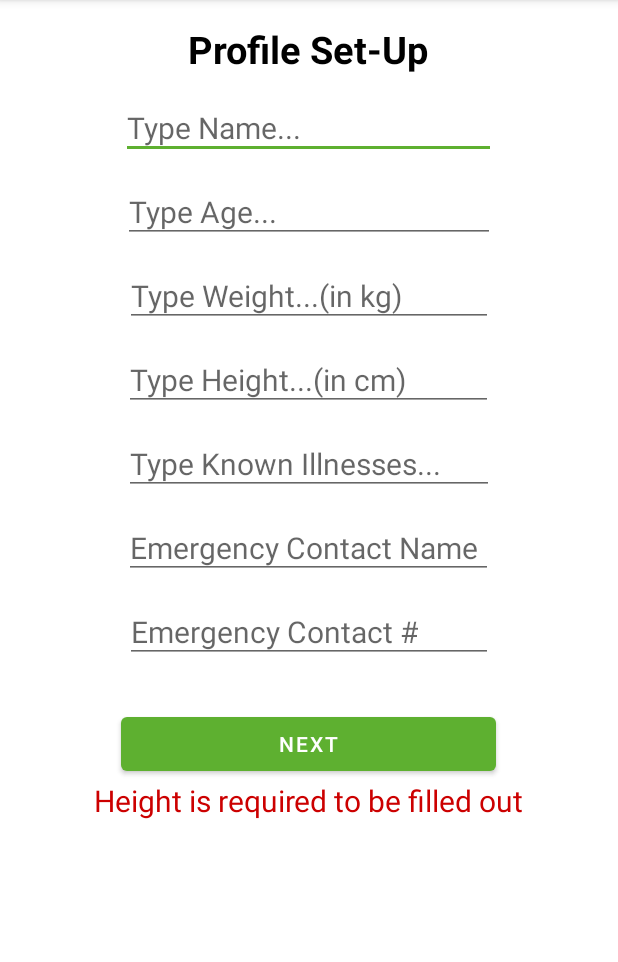
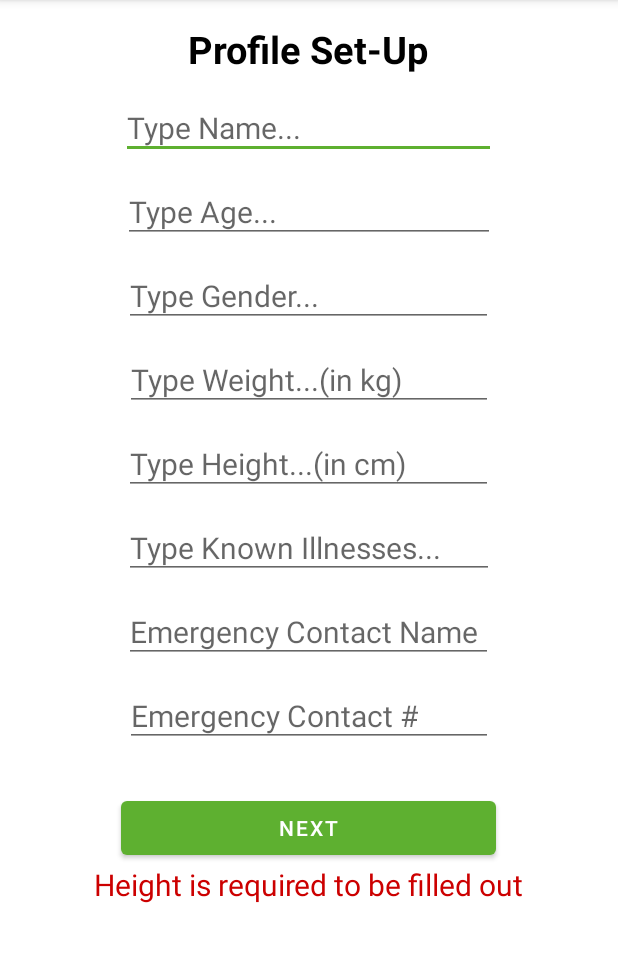
Before and after one commit to AS-Coope/RespalyzerProject, an Android app: the screen it shows after launch (MainActivity), after a tap on "NEXT", on a phone screen of 412 x 824 dp, the part 84-1046 px from its top. Run offline under Robolectric (Android 15) with nearby library versions, the phone set to English and light mode, and no system bars.

Commit message:
Added Gender Component to User Data

```diff
--- a/app/src/main/java/com/example/respalyzerproject/MainActivity.kt
+++ b/app/src/main/java/com/example/respalyzerproject/MainActivity.kt
@@ -16,6 +16,7 @@ class MainActivity : AppCompatActivity() {
         // references to the various widgets on (from the activity_main file)
         val userName = findViewById<EditText>(R.id.userNameField)
         val userAge = findViewById<EditText>(R.id.userAge)
+        val userGender = findViewById<EditText>(R.id.userGender)
         val userWeight = findViewById<EditText>(R.id.userWeight)
         val userHeight = findViewById<EditText>(R.id.userHeight)
         val knownIllnesses = findViewById<EditText>(R.id.userKnownIllnesses)
@@ -33,12 +34,15 @@ class MainActivity : AppCompatActivity() {
 
             // checking to ensure all the required fields are filled before submission
             displayUser.text = ""
-            if (userName.getText().toString() == "" || userAge.getText().toString() == "" || userWeight.getText().toString() == "" || userHeight.getText().toString() == ""){
+            if (userName.getText().toString() == "" || userAge.getText().toString() == "" || userGender.getText().toString() == "" || userWeight.getText().toString() == "" || userHeight.getText().toString() == ""){
                 if (userName.getText().toString() == ""){
                     displayUser.text = "Name is required to be filled out"
                 }
                 if (userAge.getText().toString() == "" ){
                     displayUser.text = "Age is required to be filled out"
+                }
+                if (userGender.getText().toString() == ""){
+                    displayUser.text = "Gender is required to be filled out"
                 }
                 if (userWeight.getText().toString() == "" ){
                     displayUser.text = "Weight is required to be filled out"
@@ -57,6 +61,7 @@ class MainActivity : AppCompatActivity() {
                     // putExtra allows the passing of data from one activity to the next using an Intent
                     it.putExtra("EXTRA_USERNAME", userName.text.toString())
                     it.putExtra("EXTRA_USERAGE", userAge.text.toString().toInt())
+                    it.putExtra("EXTRA_USERGENDER", userGender.text.toString())
                     it.putExtra("EXTRA_USERWEIGHT", userWeight.text.toString().toFloat())
                     it.putExtra("EXTRA_USERHEIGHT", userHeight.text.toString().toFloat())
                     it.putExtra("EXTRA_KNOWNILLNESSES", knownIllnesses.text.toString())
--- a/app/src/main/java/com/example/respalyzerproject/WelcomeScreenActivity.kt
+++ b/app/src/main/java/com/example/respalyzerproject/WelcomeScreenActivity.kt
@@ -13,6 +13,7 @@ class WelcomeScreenActivity : AppCompatActivity() {
 
         val pUserName = intent.getStringExtra("EXTRA_USERNAME")
         val pUserAge = intent.getIntExtra("EXTRA_USERAGE", 0)
+        val pUserGender = intent.getStringExtra("EXTRA_USERGENDER")
         val pUserWeight = intent.getFloatExtra("EXTRA_USERWEIGHT", 0.0f)
         val pUserHeight = intent.getFloatExtra("EXTRA_USERHEIGHT",  0.0f)
         val pUserKnownIllnesses = intent.getStringExtra("EXTRA_KNOWNILLNESSES")
@@ -20,7 +21,7 @@ class WelcomeScreenActivity : AppCompatActivity() {
         val pUserEmerNumber = intent.getStringExtra("EXTRA_EMERGNUMBER")
 
         showUser.text = "Welcome, $pUserName.\nThe following data was registered about you: " +
-                        "Age: $pUserAge\nWeight: $pUserWeight\nHeight: $pUserHeight\nKnown Illnesses: $pUserKnownIllnesses\n" +
+                        "Age: $pUserAge\nGender: $pUserGender\nWeight: $pUserWeight\nHeight: $pUserHeight\nKnown Illnesses: $pUserKnownIllnesses\n" +
                         "Emergency Contact Name: $pUserEmerName\nEmergency Contact Number: $pUserEmerNumber"
     }
 }
--- a/app/src/main/res/layout/activity_main.xml
+++ b/app/src/main/res/layout/activity_main.xml
@@ -44,6 +44,21 @@
             android:paddingRight = "145dp"
 
             android:hint = "@string/userAgeHint"
+            android:importantForAutofill="yes"
+            android:textSize = "20sp"
+            />
+
+        <EditText
+            android:id = "@+id/userGender"
+
+            android:layout_width="wrap_content"
+            android:layout_height="wrap_content"
+            android:layout_marginTop = "10dp"
+            android:paddingTop = "11dp"
+            android:paddingBottom = "7dp"
+            android:paddingRight = "115dp"
+
+            android:hint = "@string/userGender"
             android:importantForAutofill="yes"
             android:textSize = "20sp"
             />
--- a/app/src/main/res/values/strings.xml
+++ b/app/src/main/res/values/strings.xml
@@ -5,6 +5,7 @@
     <string name="profile_setup_screen1_heading">Profile Set-Up</string>
     <string name="usernameHint">Type Name...</string>
     <string name="userAgeHint">Type Age...</string>
+    <string name="userGender">Type Gender...</string>
     <string name="userWeightHint">Type Weight...(in kg)</string>
     <string name="userHeightHint">Type Height...(in cm)</string>
     <string name="userKnownIllnessesHint">Type Known Illnesses...</string>
```
